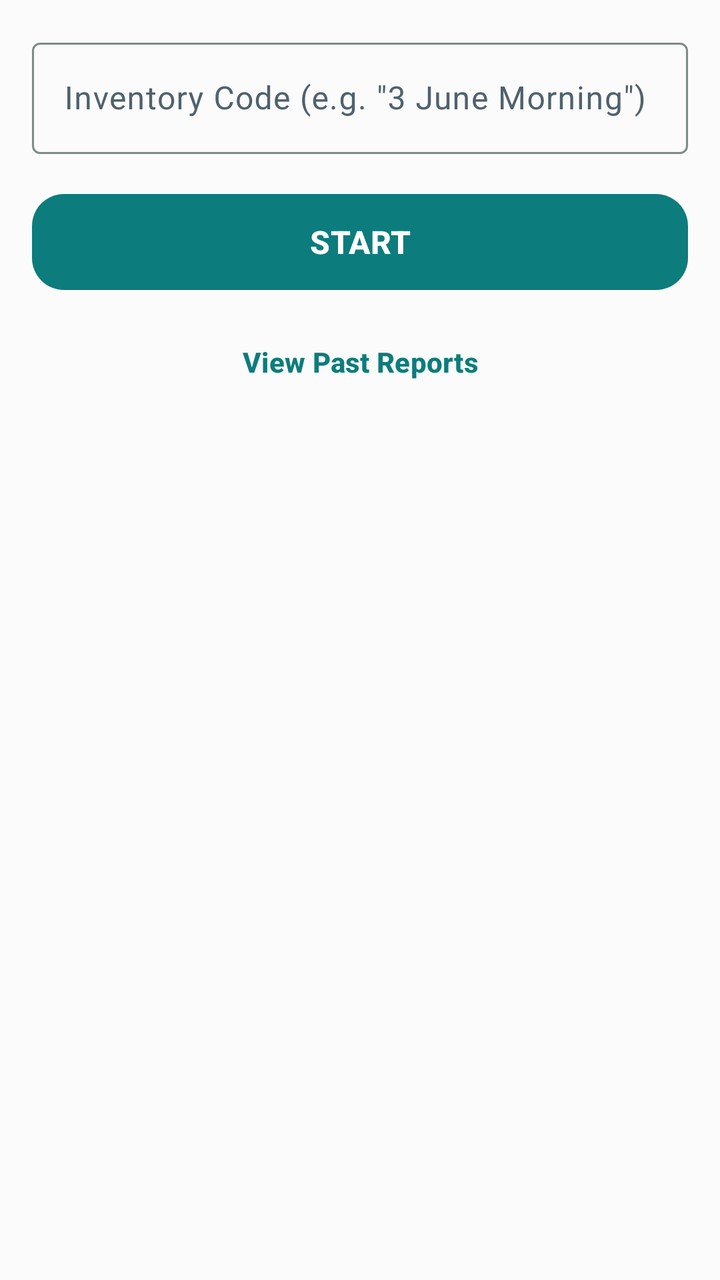
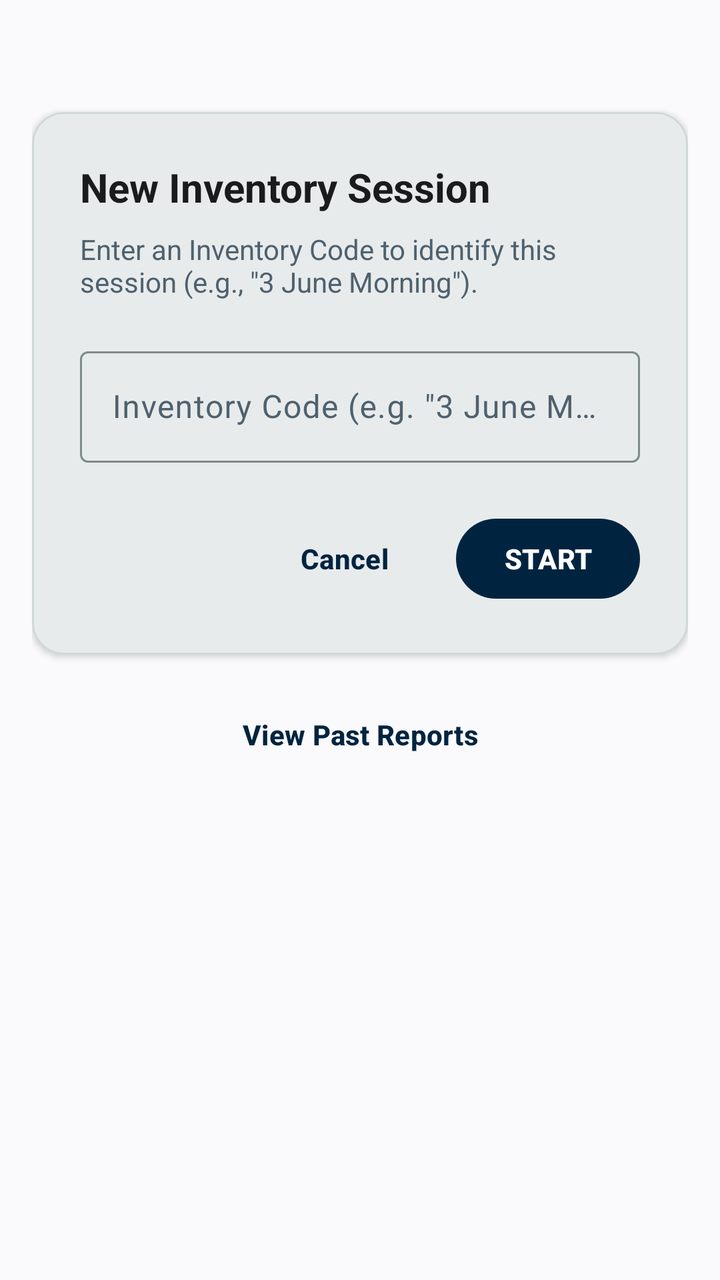

Compare the two renders of this Android layout. The source of the first and the diff that turns it into the second are given below.
<!-- AndroidManifest.xml: application theme Theme.StockBuddy -->
<!-- res/layout/fragment_inventory_entry.xml -->
<?xml version="1.0" encoding="utf-8"?>
<LinearLayout xmlns:android="http://schemas.android.com/apk/res/android"
    android:layout_width="match_parent"
    android:layout_height="match_parent"
    android:orientation="vertical"
    android:padding="16dp">

    <com.google.android.material.textfield.TextInputLayout
        android:id="@+id/layoutCode"
        style="@style/Widget.Material3.TextInputLayout.OutlinedBox"
        android:layout_width="match_parent"
        android:layout_height="wrap_content"
        android:hint="@string/inventory_code_hint">
        <com.google.android.material.textfield.TextInputEditText
            android:id="@+id/editCode"
            android:layout_width="match_parent"
            android:layout_height="wrap_content" />
    </com.google.android.material.textfield.TextInputLayout>

    <com.google.android.material.button.MaterialButton
        android:id="@+id/btnStartSession"
        style="@style/Widget.StockBuddy.PrimaryActionButton"
        android:layout_width="match_parent"
        android:layout_height="wrap_content"
        android:layout_marginTop="16dp"
        android:text="@string/action_start" />

    <com.google.android.material.button.MaterialButton
        android:id="@+id/btnViewReports"
        style="@style/Widget.Material3.Button.TextButton"
        android:layout_width="match_parent"
        android:layout_height="wrap_content"
        android:layout_marginTop="8dp"
        android:textAllCaps="false"
        android:text="View Past Reports" />

</LinearLayout>
<!-- resources referenced by this layout -->
<resources>
  <string name="action_start">START</string>
  <string name="inventory_code_hint">Inventory Code (e.g. \"3 June Morning\")</string>
  <style name="Widget.StockBuddy.PrimaryActionButton" parent="Widget.Material3.Button">
          <item name="android:minHeight">56dp</item>
          <item name="android:textSize">16sp</item>
          <item name="android:textAllCaps">false</item>
          <item name="cornerRadius">16dp</item>
      </style>
  <color name="md_theme_primary">#0D7C7C</color>
  <color name="md_theme_onPrimary">#FFFFFF</color>
  <color name="md_theme_primaryContainer">#4FF8F8</color>
  <color name="md_theme_onPrimaryContainer">#002020</color>
  <color name="md_theme_secondary">#4F616E</color>
  <color name="md_theme_onSecondary">#FFFFFF</color>
  <color name="md_theme_secondaryContainer">#D1E5F5</color>
  <color name="md_theme_onSecondaryContainer">#0B1B2A</color>
  <color name="md_theme_tertiary">#7A5D52</color>
  <color name="md_theme_onTertiary">#FFFFFF</color>
  <color name="md_theme_tertiaryContainer">#FFDDD4</color>
  <color name="md_theme_onTertiaryContainer">#2D1609</color>
  <color name="md_theme_background">#FAFBFA</color>
  <color name="md_theme_onBackground">#191C1B</color>
  <color name="md_theme_surface">#FAFBFA</color>
  <color name="md_theme_onSurface">#191C1B</color>
  <color name="md_theme_surfaceVariant">#DEE4E3</color>
  <color name="md_theme_onSurfaceVariant">#4F616E</color>
  <color name="md_theme_outline">#7F8B87</color>
  <color name="md_theme_outlineVariant">#CFD9D7</color>
  <color name="md_theme_error">#BA1A1A</color>
  <color name="md_theme_onError">#FFFFFF</color>
  <color name="md_theme_errorContainer">#FFDAD6</color>
  <color name="md_theme_onErrorContainer">#410002</color>
  <color name="app_bar_surface">#0F4F4F</color>
  <style name="ShapeAppearance.StockBuddy.Small" parent="ShapeAppearance.MaterialComponents.SmallComponent">
          <item name="cornerSize">8dp</item>
      </style>
  <style name="ShapeAppearance.StockBuddy.Medium" parent="ShapeAppearance.MaterialComponents.MediumComponent">
          <item name="cornerSize">12dp</item>
      </style>
  <style name="ShapeAppearance.StockBuddy.Large" parent="ShapeAppearance.MaterialComponents.LargeComponent">
          <item name="cornerSize">16dp</item>
      </style>
  <style name="TextAppearance.StockBuddy.DisplaySmall" parent="TextAppearance.Material3.DisplaySmall">
          <item name="android:textSize">36sp</item>
          <item name="android:textStyle">bold</item>
      </style>
  <style name="TextAppearance.StockBuddy.TitleLarge" parent="TextAppearance.Material3.TitleLarge">
          <item name="android:textSize">22sp</item>
          <item name="android:textStyle">bold</item>
      </style>
  <style name="TextAppearance.StockBuddy.TitleMedium" parent="TextAppearance.Material3.TitleMedium">
          <item name="android:textSize">18sp</item>
          <item name="android:textStyle">bold</item>
      </style>
  <style name="TextAppearance.StockBuddy.TitleSmall" parent="TextAppearance.Material3.TitleSmall">
          <item name="android:textSize">16sp</item>
          <item name="android:textStyle">bold</item>
      </style>
  <style name="TextAppearance.StockBuddy.LabelLarge" parent="TextAppearance.Material3.LabelLarge">
          <item name="android:textSize">14sp</item>
          <item name="android:textStyle">bold</item>
      </style>
  <style name="TextAppearance.StockBuddy.LabelMedium" parent="TextAppearance.Material3.LabelMedium">
          <item name="android:textSize">12sp</item>
          <item name="android:textStyle">bold</item>
      </style>
  <style name="TextAppearance.StockBuddy.LabelSmall" parent="TextAppearance.Material3.LabelSmall">
          <item name="android:textSize">11sp</item>
          <item name="android:textStyle">bold</item>
      </style>
  <!-- unchanged entries left out for length: 9 -->
</resources>

<!-- the commit's change to res/layout/fragment_inventory_entry.xml (unified diff, before → after) -->
@@ -3,35 +3,94 @@
     android:layout_width="match_parent"
     android:layout_height="match_parent"
     android:orientation="vertical"
-    android:padding="16dp">
+    android:padding="16dp"
+    android:background="@color/home_background">
 
-    <com.google.android.material.textfield.TextInputLayout
-        android:id="@+id/layoutCode"
-        style="@style/Widget.Material3.TextInputLayout.OutlinedBox"
+    
+    <Space
+        android:layout_width="match_parent"
+        android:layout_height="40dp" />
+
+    
+    <com.google.android.material.card.MaterialCardView
         android:layout_width="match_parent"
         android:layout_height="wrap_content"
-        android:hint="@string/inventory_code_hint">
-        <com.google.android.material.textfield.TextInputEditText
-            android:id="@+id/editCode"
+        app:cardCornerRadius="16dp"
+        app:cardElevation="2dp"
+        xmlns:app="http://schemas.android.com/apk/res-auto">
+
+        <LinearLayout
             android:layout_width="match_parent"
-            android:layout_height="wrap_content" />
-    </com.google.android.material.textfield.TextInputLayout>
+            android:layout_height="wrap_content"
+            android:orientation="vertical"
+            android:padding="24dp">
 
-    <com.google.android.material.button.MaterialButton
-        android:id="@+id/btnStartSession"
-        style="@style/Widget.StockBuddy.PrimaryActionButton"
-        android:layout_width="match_parent"
-        android:layout_height="wrap_content"
-        android:layout_marginTop="16dp"
-        android:text="@string/action_start" />
+            
+            <TextView
+                android:layout_width="match_parent"
+                android:layout_height="wrap_content"
+                android:text="@string/new_inventory_session"
+                android:textSize="20sp"
+                android:textStyle="bold"
+                android:textColor="@color/md_theme_onSurface"
+                android:layout_marginBottom="8dp" />
 
+            
+            <TextView
+                android:layout_width="match_parent"
+                android:layout_height="wrap_content"
+                android:text="@string/inventory_code_description"
+                android:textSize="14sp"
+                android:textColor="@color/md_theme_onSurfaceVariant"
+                android:layout_marginBottom="20dp" />
+
+            
+            <com.google.android.material.textfield.TextInputLayout
+                android:id="@+id/layoutCode"
+                style="@style/Widget.Material3.TextInputLayout.OutlinedBox"
+                android:layout_width="match_parent"
+                android:layout_height="wrap_content"
+                android:hint="@string/inventory_code_hint">
+                <com.google.android.material.textfield.TextInputEditText
+                    android:id="@+id/editCode"
+                    android:layout_width="match_parent"
+                    android:layout_height="wrap_content" />
+            </com.google.android.material.textfield.TextInputLayout>
+
+            
+            <LinearLayout
+                android:layout_width="match_parent"
+                android:layout_height="wrap_content"
+                android:orientation="horizontal"
+                android:gravity="end"
+                android:layout_marginTop="24dp">
+
+                <com.google.android.material.button.MaterialButton
+                    android:id="@+id/btnCancel"
+                    style="@style/Widget.Material3.Button.TextButton"
+                    android:layout_width="wrap_content"
+                    android:layout_height="wrap_content"
+                    android:layout_marginEnd="12dp"
+                    android:text="@string/action_cancel" />
+
+                <com.google.android.material.button.MaterialButton
+                    android:id="@+id/btnStartSession"
+                    style="@style/Widget.Material3.Button"
+                    android:layout_width="wrap_content"
+                    android:layout_height="wrap_content"
+                    android:text="@string/action_start" />
+            </LinearLayout>
+        </LinearLayout>
+    </com.google.android.material.card.MaterialCardView>
+
+    
     <com.google.android.material.button.MaterialButton
         android:id="@+id/btnViewReports"
         style="@style/Widget.Material3.Button.TextButton"
         android:layout_width="match_parent"
         android:layout_height="wrap_content"
-        android:layout_marginTop="8dp"
+        android:layout_marginTop="16dp"
         android:textAllCaps="false"
-        android:text="View Past Reports" />
+        android:text="@string/view_past_reports" />
 
 </LinearLayout>
<!-- resource entries referenced after the edit -->
@@ -1,24 +1,22 @@
 <!-- resources referenced by this layout -->
 <resources>
+  <color name="home_background">#faf9fc</color>
   <string name="action_start">START</string>
+  <string name="inventory_code_description">Enter an Inventory Code to identify this session (e.g., \"3 June Morning\").</string>
   <string name="inventory_code_hint">Inventory Code (e.g. \"3 June Morning\")</string>
-  <style name="Widget.StockBuddy.PrimaryActionButton" parent="Widget.Material3.Button">
-          <item name="android:minHeight">56dp</item>
-          <item name="android:textSize">16sp</item>
-          <item name="android:textAllCaps">false</item>
-          <item name="cornerRadius">16dp</item>
-      </style>
-  <color name="md_theme_primary">#0D7C7C</color>
+  <string name="new_inventory_session">New Inventory Session</string>
+  <string name="view_past_reports">View Past Reports</string>
+  <color name="md_theme_primary">#002440</color>
   <color name="md_theme_onPrimary">#FFFFFF</color>
-  <color name="md_theme_primaryContainer">#4FF8F8</color>
-  <color name="md_theme_onPrimaryContainer">#002020</color>
-  <color name="md_theme_secondary">#4F616E</color>
+  <color name="md_theme_primaryContainer">#1b3a57</color>
+  <color name="md_theme_onPrimaryContainer">#87a4c6</color>
+  <color name="md_theme_secondary">#496177</color>
   <color name="md_theme_onSecondary">#FFFFFF</color>
-  <color name="md_theme_secondaryContainer">#D1E5F5</color>
-  <color name="md_theme_onSecondaryContainer">#0B1B2A</color>
-  <color name="md_theme_tertiary">#7A5D52</color>
+  <color name="md_theme_secondaryContainer">#c9e2fd</color>
+  <color name="md_theme_onSecondaryContainer">#4d657b</color>
+  <color name="md_theme_tertiary">#321f00</color>
   <color name="md_theme_onTertiary">#FFFFFF</color>
-  <color name="md_theme_tertiaryContainer">#FFDDD4</color>
+  <color name="md_theme_tertiaryContainer">#ffddb0</color>
   <color name="md_theme_onTertiaryContainer">#2D1609</color>
   <color name="md_theme_background">#FAFBFA</color>
   <color name="md_theme_onBackground">#191C1B</color>
@@ -26,6 +24,7 @@
   <color name="md_theme_onSurface">#191C1B</color>
   <color name="md_theme_surfaceVariant">#DEE4E3</color>
   <color name="md_theme_onSurfaceVariant">#4F616E</color>
+  <string name="action_cancel">Cancel</string>
   <color name="md_theme_outline">#7F8B87</color>
   <color name="md_theme_outlineVariant">#CFD9D7</color>
   <color name="md_theme_error">#BA1A1A</color>
